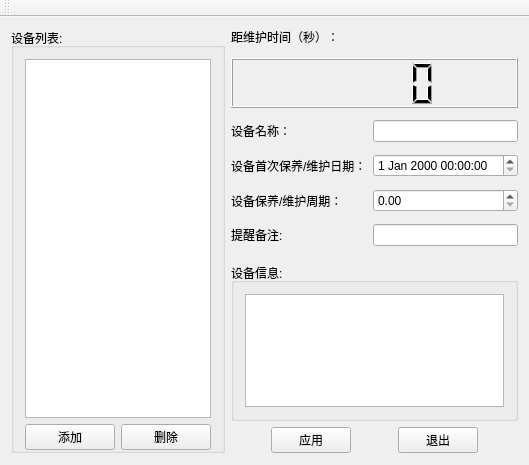
First picture: the form in reminder.ui, repository RunnanZhang/reminder, before the edit.
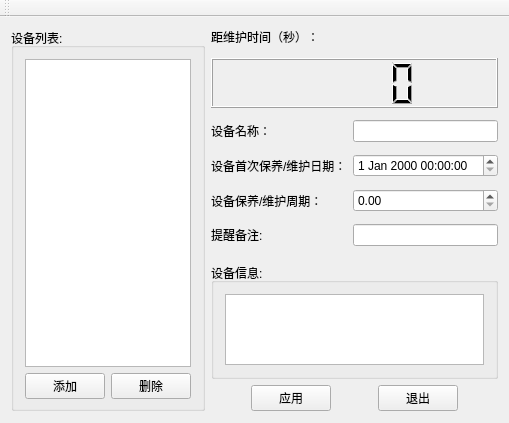
Second picture: the form after the edit.

The edit to the form file:
```diff
--- a/reminder.ui
+++ b/reminder.ui
@@ -6,8 +6,8 @@
    <rect>
     <x>0</x>
     <y>0</y>
-    <width>529</width>
-    <height>465</height>
+    <width>472</width>
+    <height>423</height>
    </rect>
   </property>
   <property name="windowTitle">
@@ -31,7 +31,7 @@
       </property>
       <layout class="QVBoxLayout" name="verticalLayout_3">
        <property name="bottomMargin">
-        <number>0</number>
+        <number>9</number>
        </property>
        <item>
         <widget class="QListView" name="listView">
@@ -93,8 +93,8 @@
             <string>&lt;!DOCTYPE HTML PUBLIC &quot;-//W3C//DTD HTML 4.0//EN&quot; &quot;http://www.w3.org/TR/REC-html40/strict.dtd&quot;&gt;
 &lt;html&gt;&lt;head&gt;&lt;meta name=&quot;qrichtext&quot; content=&quot;1&quot; /&gt;&lt;style type=&quot;text/css&quot;&gt;
 p, li { white-space: pre-wrap; }
-&lt;/style&gt;&lt;/head&gt;&lt;body style=&quot; font-family:'.Lucida Grande UI'; font-size:13pt; font-weight:400; font-style:normal;&quot;&gt;
-&lt;p style=&quot;-qt-paragraph-type:empty; margin-top:0px; margin-bottom:0px; margin-left:0px; margin-right:0px; -qt-block-indent:0; text-indent:0px; font-family:'SimSun'; font-size:9pt;&quot;&gt;&lt;br /&gt;&lt;/p&gt;&lt;/body&gt;&lt;/html&gt;</string>
+&lt;/style&gt;&lt;/head&gt;&lt;body style=&quot; font-family:'SimSun'; font-size:9pt; font-weight:400; font-style:normal;&quot;&gt;
+&lt;p style=&quot;-qt-paragraph-type:empty; margin-top:0px; margin-bottom:0px; margin-left:0px; margin-right:0px; -qt-block-indent:0; text-indent:0px;&quot;&gt;&lt;br /&gt;&lt;/p&gt;&lt;/body&gt;&lt;/html&gt;</string>
            </property>
           </widget>
          </item>
@@ -185,7 +185,7 @@
     <item row="1" column="1">
      <layout class="QHBoxLayout" name="horizontalLayout">
       <property name="spacing">
-       <number>-1</number>
+       <number>6</number>
       </property>
       <property name="bottomMargin">
        <number>0</number>
```
Left out of the diff: 4 changed lines with no effect on the pictures.
